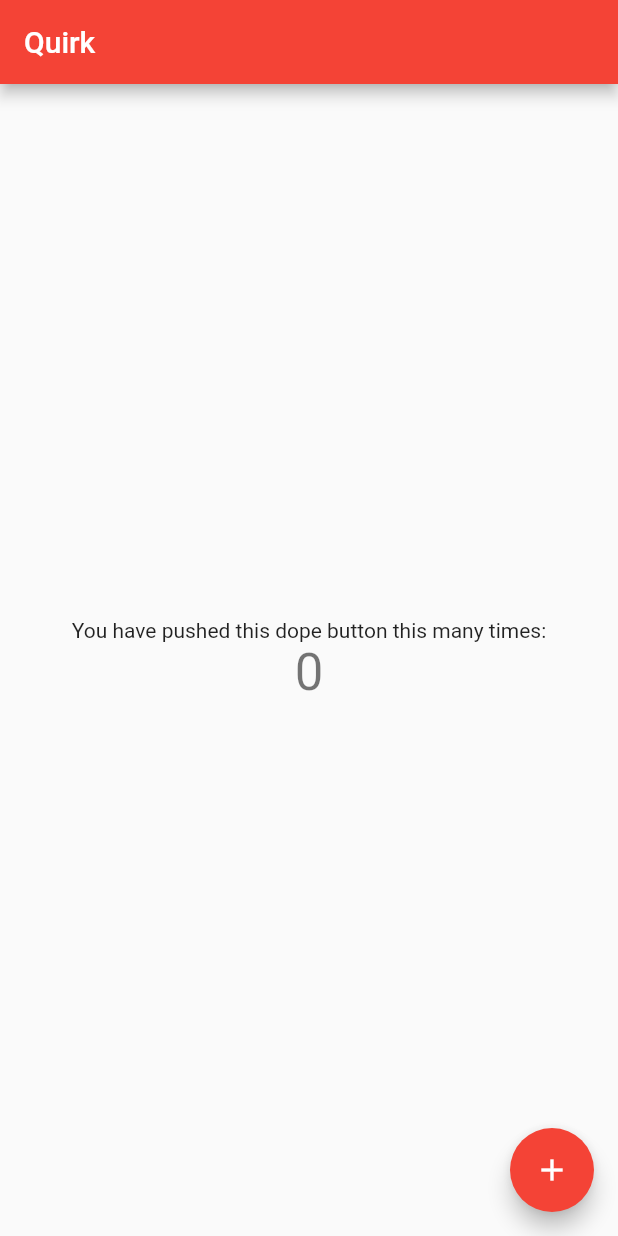
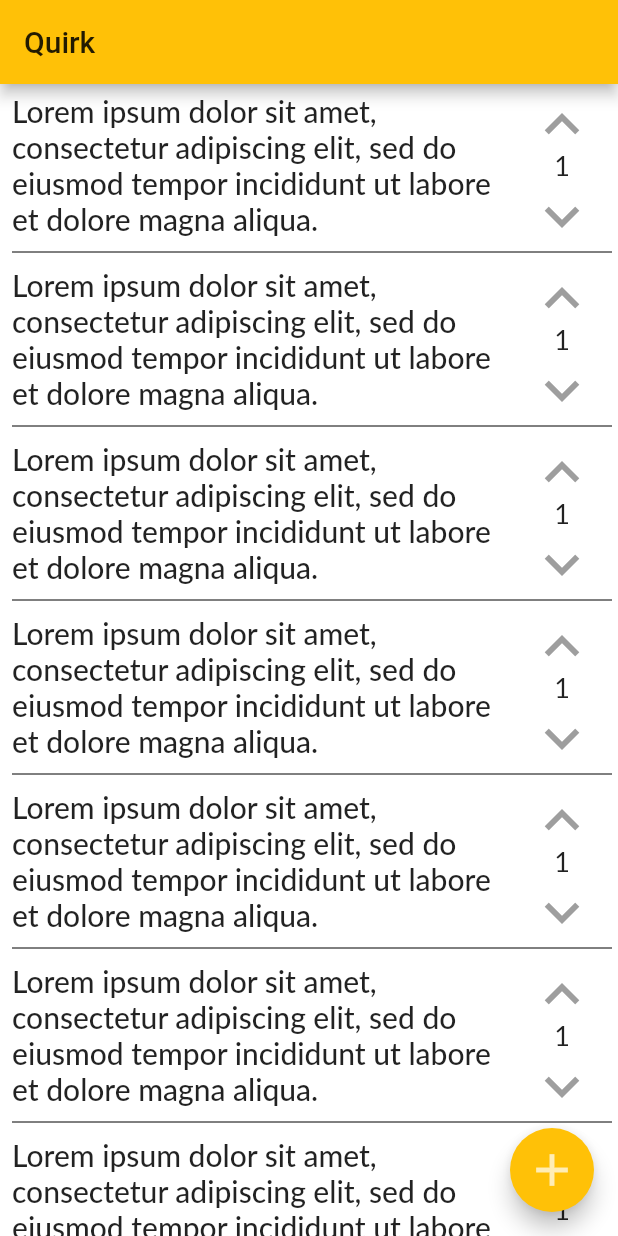
Before and after one commit to mcavoyk/Quirk, a Flutter app: the screen it shows after launch, on a phone screen of 412 x 824 dp. Run offline on Flutter 3.47's test engine with Material 2 defaults, Android fonts, the phone set to English and light mode, and no system bars; our stand-ins replace location, shared_preferences; missing offline and left inert: simple_permissions.

Commit message:
Post container w/ voting

```diff
--- a/ui/lib/main.dart
+++ b/ui/lib/main.dart
@@ -1,6 +1,16 @@
+import 'dart:async';
+import 'dart:convert';
+import 'dart:io';
 import 'package:flutter/material.dart';
+import 'package:http/http.dart' as http;
+import 'api.dart';
+import 'widgets/posts.dart';
+//import 'package:flutter/rendering.dart' show debugPaintSizeEnabled;
 
-void main() => runApp(MyApp());
+void main() {
+//  debugPaintSizeEnabled = true;
+  runApp(MyApp());
+}
 
 class MyApp extends StatelessWidget {
   // This widget is the root of your application.
@@ -9,103 +19,36 @@ class MyApp extends StatelessWidget {
     return MaterialApp(
       title: 'Flutter Demo',
       theme: ThemeData(
-        // This is the theme of your application.
-        //
-        // Try running your application with "flutter run". You'll see the
-        // application has a blue toolbar. Then, without quitting the app, try
-        // changing the primarySwatch below to Colors.green and then invoke
-        // "hot reload" (press "r" in the console where you ran "flutter run",
-        // or simply save your changes to "hot reload" in a Flutter IDE).
-        // Notice that the counter didn't reset back to zero; the application
-        // is not restarted.
-        primarySwatch: Colors.red,
+        primarySwatch: Colors.amber,
       ),
       home: MyHomePage(title: 'Quirk'),
     );
   }
 }
 
-class MyHomePage extends StatefulWidget {
+class MyHomePage extends StatelessWidget {
   MyHomePage({Key key, this.title}) : super(key: key);
 
-  // This widget is the home page of your application. It is stateful, meaning
-  // that it has a State object (defined below) that contains fields that affect
-  // how it looks.
-
-  // This class is the configuration for the state. It holds the values (in this
-  // case the title) provided by the parent (in this case the App widget) and
-  // used by the build method of the State. Fields in a Widget subclass are
-  // always marked "final".
-
   final String title;
-
-  @override
-  _MyHomePageState createState() => _MyHomePageState();
-}
-
-class _MyHomePageState extends State<MyHomePage> {
-  int _counter = 0;
-
-  void _incrementCounter() {
-    setState(() {
-      // This call to setState tells the Flutter framework that something has
-      // changed in this State, which causes it to rerun the build method below
-      // so that the display can reflect the updated values. If we changed
-      // _counter without calling setState(), then the build method would not be
-      // called again, and so nothing would appear to happen.
-      _counter++;
-    });
-  }
-
   @override
   Widget build(BuildContext context) {
-    // This method is rerun every time setState is called, for instance as done
-    // by the _incrementCounter method above.
-    //
-    // The Flutter framework has been optimized to make rerunning build methods
-    // fast, so that you can just rebuild anything that needs updating rather
-    // than having to individually change instances of widgets.
     return Scaffold(
       appBar: AppBar(
-        // Here we take the value from the MyHomePage object that was created by
-        // the App.build method, and use it to set our appbar title.
-        title: Text(widget.title),
+        title: Text(title),
       ),
-      body: Center(
-        // Center is a layout widget. It takes a single child and positions it
-        // in the middle of the parent.
-        child: Column(
-          // Column is also layout widget. It takes a list of children and
-          // arranges them vertically. By default, it sizes itself to fit its
-          // children horizontally, and tries to be as tall as its parent.
-          //
-          // Invoke "debug painting" (press "p" in the console, choose the
-          // "Toggle Debug Paint" action from the Flutter Inspector in Android
-          // Studio, or the "Toggle Debug Paint" command in Visual Studio Code)
-          // to see the wireframe for each widget.
-          //
-          // Column has various properties to control how it sizes itself and
-          // how it positions its children. Here we use mainAxisAlignment to
-          // center the children vertically; the main axis here is the vertical
-          // axis because Columns are vertical (the cross axis would be
-          // horizontal).
-          mainAxisAlignment: MainAxisAlignment.center,
-          children: <Widget>[
-            Text(
-              'You have pushed this dope button this many times:',
-            ),
-            Text(
-              '$_counter',
-              style: Theme.of(context).textTheme.display1,
-            ),
-          ],
-        ),
+      body: ListView.builder(
+        padding: EdgeInsets.only(left:8.0, right: 4.0, top: 4.0),
+        itemBuilder: (BuildContext context, int index) {
+          Post post = Post(userId: index, title: 'Lorem ipsum dolor sit amet, consectetur adipiscing elit, sed do eiusmod tempor incididunt ut labore et dolore magna aliqua.', score: 1);
+          return new PostBar(post: post);
+        },
       ),
+      backgroundColor: Colors.white,
       floatingActionButton: FloatingActionButton(
-        onPressed: _incrementCounter,
-        tooltip: 'Increment',
-        child: Icon(Icons.add),
-      ), // This trailing comma makes auto-formatting nicer for build methods.
+        onPressed: null,
+        tooltip: 'New Post',
+        child: Icon(Icons.add, size: 36, color: Colors.white70,
+      ),
     );
   }
 }
--- /dev/null
+++ b/ui/lib/widgets/posts.dart
@@ -0,0 +1,79 @@
+import 'package:flutter/material.dart';
+import '../api.dart';
+
+class PostBar extends StatefulWidget  {
+  PostBar({Key key, this.post}) : super(key: key);
+
+  final Post post;
+
+  @override
+  _PostBar createState() => _PostBar();
+}
+
+class _PostBar extends State<PostBar> {
+  int _vote = 0;
+
+  void _voteAction(int vote) {
+    setState(() {
+      if (_vote == vote) {
+        _vote = _vote - vote;
+      } else {
+        _vote = vote;
+      }
+    });
+  }
+
+  @override
+  Widget build(BuildContext context) {
+    return new Column(
+      children: <Widget>[
+        new Container(
+          height: 100,
+          child: new Row(
+            children: <Widget>[
+              new Flexible(
+                fit: FlexFit.loose,
+                flex: 5,
+                child: new Text(
+                  widget.post.title,
+                  overflow: TextOverflow.fade,
+                  style: TextStyle(fontSize: 20, fontWeight: FontWeight.w500, fontFamily: 'Lato',)
+                  ),
+              ),
+              new Flexible(
+                fit: FlexFit.tight,
+                flex: 1,
+                child: new Column(
+                  children: <Widget>[
+                    new Flexible(
+                      child: new IconButton(
+                        icon: Icon(Icons.keyboard_arrow_up, color: _vote == 1 ? Colors.amber : Colors.grey),
+                        onPressed: () => _voteAction(1),
+                        padding: EdgeInsets.only(top: 0),
+                        iconSize: 46,
+                     ),
+                    ),
+                    new Container(
+                      child: new Text(widget.post.score.toString(), style: TextStyle(fontFamily: 'Lato', fontSize: 18)),
+                      ),
+                    new Flexible(
+                      child: new IconButton(
+                        icon: Icon(Icons.keyboard_arrow_down, color: _vote == -1 ? Colors.amber : Colors.grey),
+                        onPressed: () => _voteAction(-1),
+                        padding: EdgeInsets.only(top: 0),
+                        iconSize: 46,
+                      ),
+                    ),
+                  ]),
+              )
+            ],
+          )
+        ),
+        new Divider(
+          color: Colors.black,
+          indent: 0,
+        )
+      ],
+    );
+  }
+}
```
Also changed, not shown: ui/lib/api.dart (added, +69 -0 lines), ui/pubspec.yaml (+14 -33 lines), ui/fonts/Lato-Medium.ttf (added), ui/fonts/Lato-Regular.ttf (added), 3 other files.
